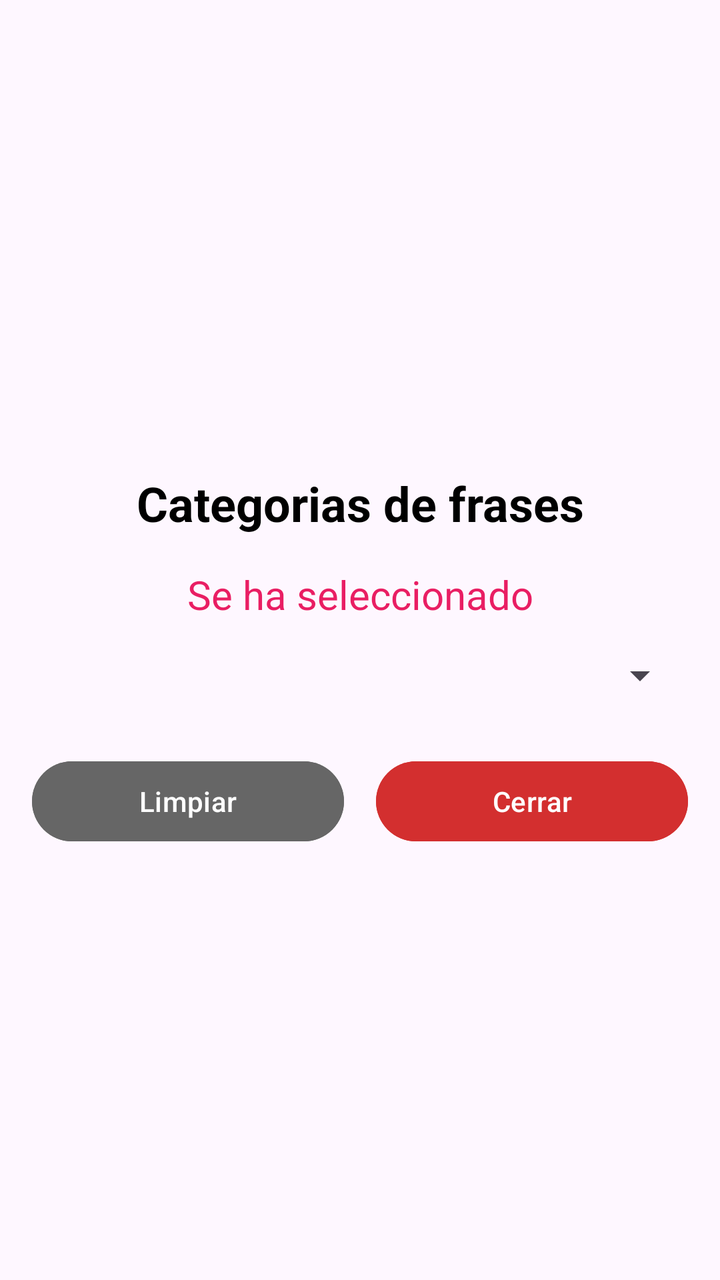
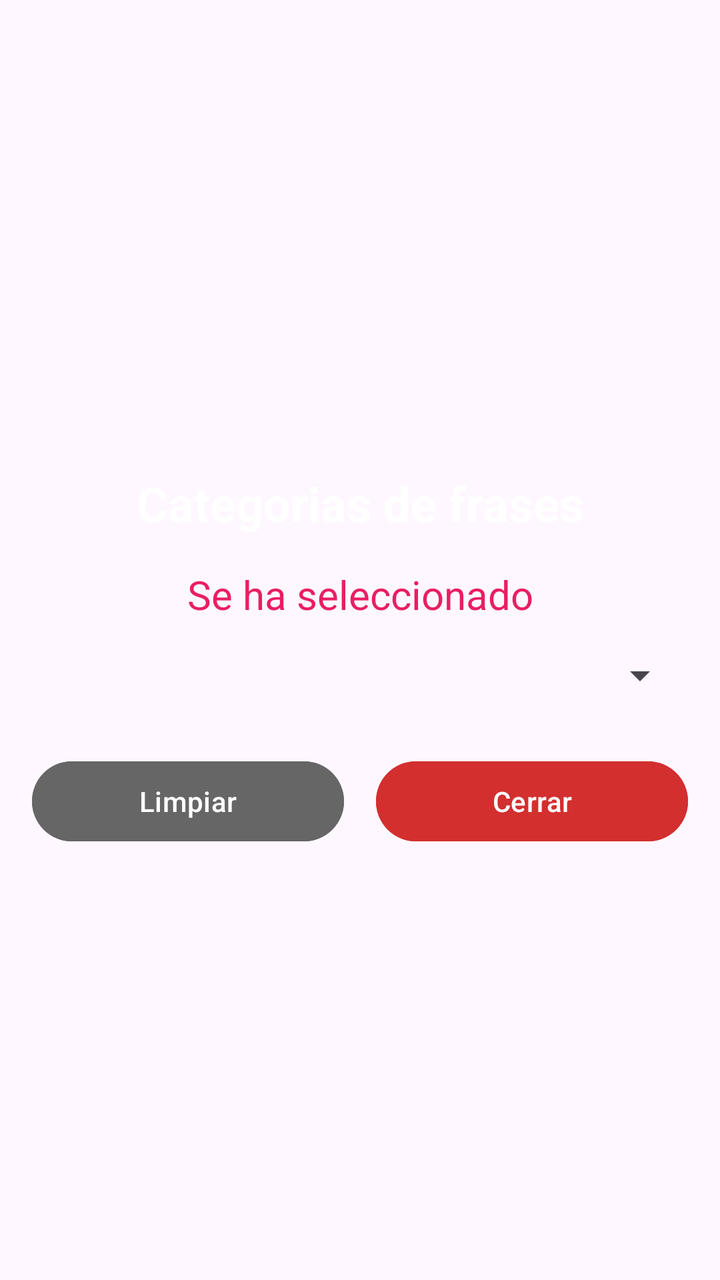

Two renders of the same Android screen: before a commit and after it. Below are the layout's source before the change and the commit's diff.
<!-- AndroidManifest.xml: application theme Theme.Kaftapp -->
<!-- res/layout/activity_spinner.xml -->
<?xml version="1.0" encoding="utf-8"?>
<androidx.constraintlayout.widget.ConstraintLayout xmlns:android="http://schemas.android.com/apk/res/android"
    xmlns:app="http://schemas.android.com/apk/res-auto"
    xmlns:tools="http://schemas.android.com/tools"
    android:id="@+id/main"
    android:layout_width="match_parent"
    android:layout_height="match_parent"
    tools:context=".SpinnerActivity">

    <LinearLayout
        android:layout_width="match_parent"
        android:layout_height="wrap_content"
        android:orientation="vertical"
        android:padding="16dp"
        android:layout_marginTop="20dp"
        app:layout_constraintTop_toTopOf="parent"
        app:layout_constraintBottom_toBottomOf="parent"
        app:layout_constraintStart_toStartOf="parent"
        app:layout_constraintEnd_toEndOf="parent">


        <TextView
            android:layout_width="match_parent"
            android:layout_height="wrap_content"
            android:text="@string/itemFraces"
            android:textSize="24sp"
            android:textColor="@color/black"
            android:textAlignment="center"
            android:textStyle="bold"
            android:layout_marginBottom="16dp" />


        <TextView
            android:id="@+id/txtSeleccion"
            android:layout_width="match_parent"
            android:layout_height="wrap_content"
            android:text="@string/msgSeleccion"
            android:textAlignment="center"
            android:textSize="20sp"
            android:textColor="@color/rojo"
            android:layout_marginBottom="12dp" />


        <Spinner
            android:id="@+id/spnItem"
            android:layout_width="match_parent"
            android:layout_height="wrap_content"
            android:paddingBottom="30dp" />


        <LinearLayout
            android:layout_width="match_parent"
            android:layout_height="wrap_content"
            android:orientation="horizontal"
            android:gravity="center"
            android:layout_marginTop="24dp">

            <Button
                android:id="@+id/btnLimpiar"
                android:layout_width="0dp"
                android:layout_height="wrap_content"
                android:layout_weight="1"
                android:text="@string/limpiar"
                android:textColor="@android:color/white"
                android:backgroundTint="#666666"
                android:layout_marginEnd="8dp" />

            <Button
                android:id="@+id/btnSalir"
                android:layout_width="0dp"
                android:layout_height="wrap_content"
                android:layout_weight="1"
                android:text="@string/cerrar"
                android:textColor="@android:color/white"
                android:backgroundTint="#D32F2F"
                android:layout_marginStart="8dp" />
        </LinearLayout>
    </LinearLayout>
</androidx.constraintlayout.widget.ConstraintLayout>
<!-- resources referenced by this layout -->
<resources>
  <color name="black">#FF000000</color>
  <color name="rojo">#E91E63</color>
  <string name="cerrar">Cerrar</string>
  <string name="itemFraces">Categorias de frases</string>
  <string name="limpiar">Limpiar</string>
  <string name="msgSeleccion">Se ha seleccionado</string>
  <style name="Theme.Kaftapp" parent="Base.Theme.Kaftapp" />
  <style name="Base.Theme.Kaftapp" parent="Theme.Material3.DayNight.NoActionBar">
          
          
      </style>
</resources>

<!-- the commit's change to res/layout/activity_spinner.xml (unified diff, before → after) -->
@@ -24,7 +24,7 @@
             android:layout_height="wrap_content"
             android:text="@string/itemFraces"
             android:textSize="24sp"
-            android:textColor="@color/black"
+            android:textColor="@color/white"
             android:textAlignment="center"
             android:textStyle="bold"
             android:layout_marginBottom="16dp" />
<!-- resource entries referenced after the edit -->
@@ -1,7 +1,7 @@
 <!-- resources referenced by this layout -->
 <resources>
-  <color name="black">#FF000000</color>
   <color name="rojo">#E91E63</color>
+  <color name="white">#FFFFFFFF</color>
   <string name="cerrar">Cerrar</string>
   <string name="itemFraces">Categorias de frases</string>
   <string name="limpiar">Limpiar</string>
